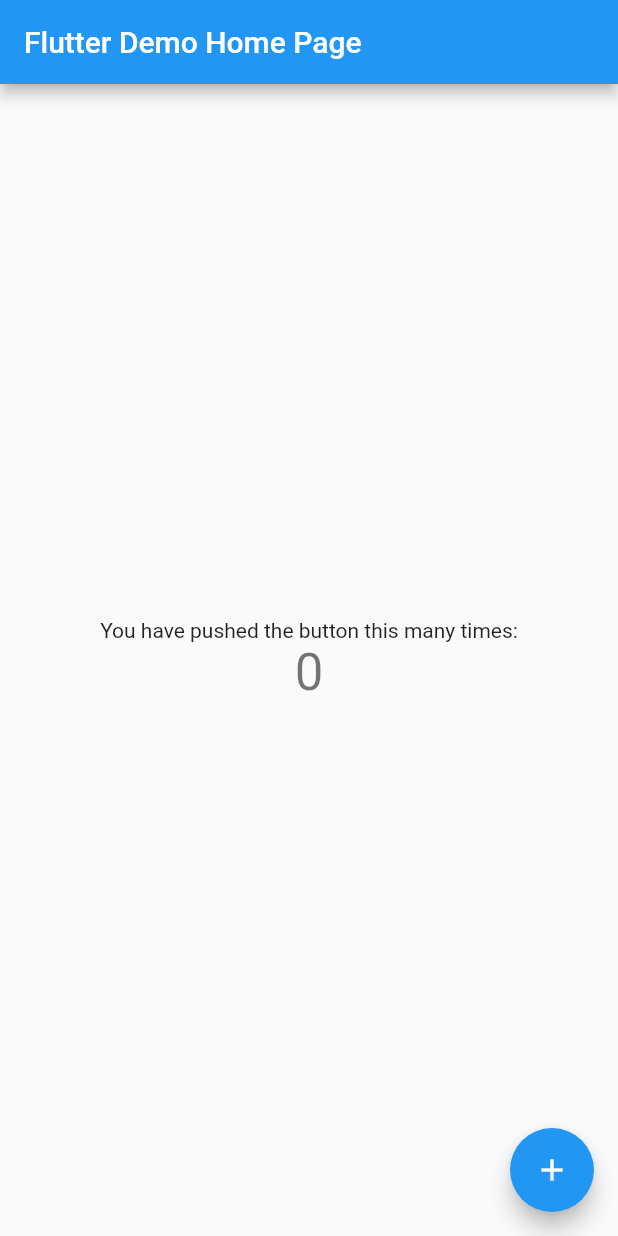
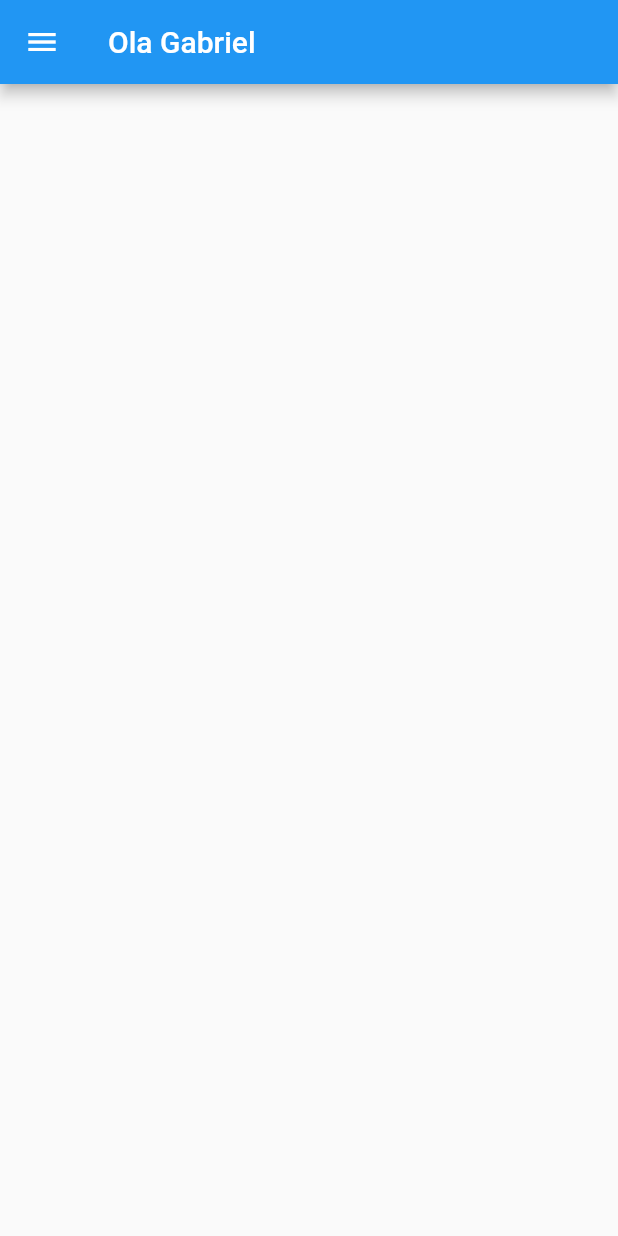
Before and after one commit to gabrieldev6/trilha_do_sol, a Flutter app: the screen it shows after launch, on a phone screen of 412 x 824 dp. Run offline on Flutter 3.47's test engine with Material 2 defaults, Android fonts, the light colour scheme and no system bars.

Commit message:
criacao da tela home

```diff
--- a/lib/main.dart
+++ b/lib/main.dart
@@ -1,116 +1,59 @@
 import 'package:flutter/material.dart';
 
 void main() {
-  runApp(MaterialApp(home: MyApp(), debugShowCheckedModeBanner: false, ));
-
+  runApp(MyApp());
 }
 
 class MyApp extends StatelessWidget {
-  const MyApp({Key? key}) : super(key: key);
-
-  // This widget is the root of your application.
   @override
   Widget build(BuildContext context) {
-    return MaterialApp(
-      title: 'Flutter Demo',
-      theme: ThemeData(
-        // This is the theme of your application.
-        //
-        // Try running your application with "flutter run". You'll see the
-        // application has a blue toolbar. Then, without quitting the app, try
-        // changing the primarySwatch below to Colors.green and then invoke
-        // "hot reload" (press "r" in the console where you ran "flutter run",
-        // or simply save your changes to "hot reload" in a Flutter IDE).
-        // Notice that the counter didn't reset back to zero; the application
-        // is not restarted.
-        primarySwatch: Colors.blue,
-      ),
-      home: const MyHomePage(title: 'Flutter Demo Home Page'),
+    return const MaterialApp(
+      home: HomePage(),
     );
   }
 }
 
-class MyHomePage extends StatefulWidget {
-  const MyHomePage({Key? key, required this.title}) : super(key: key);
+class HomePage extends StatelessWidget {
+  final int _selectedDestination = 1;
 
-  // This widget is the home page of your application. It is stateful, meaning
-  // that it has a State object (defined below) that contains fields that affect
-  // how it looks.
-
-  // This class is the configuration for the state. It holds the values (in this
-  // case the title) provided by the parent (in this case the App widget) and
-  // used by the build method of the State. Fields in a Widget subclass are
-  // always marked "final".
-
-  final String title;
-
-  @override
-  State<MyHomePage> createState() => _MyHomePageState();
-}
-
-class _MyHomePageState extends State<MyHomePage> {
-  int _counter = 0;
-
-  void _incrementCounter() {
-    setState(() {
-      // This call to setState tells the Flutter framework that something has
-      // changed in this State, which causes it to rerun the build method below
-      // so that the display can reflect the updated values. If we changed
-      // _counter without calling setState(), then the build method would not be
-      // called again, and so nothing would appear to happen.
-      _counter++;
-    });
-  }
+  const HomePage({Key? key}) : super(key: key);
 
   @override
   Widget build(BuildContext context) {
-    // This method is rerun every time setState is called, for instance as done
-    // by the _incrementCounter method above.
-    //
-    // The Flutter framework has been optimized to make rerunning build methods
-    // fast, so that you can just rebuild anything that needs updating rather
-    // than having to individually change instances of widgets.
+    String user = 'Gabriel';
+    final theme = Theme.of(context);
+    final textTheme = theme.textTheme;
     return Scaffold(
       appBar: AppBar(
-        // Here we take the value from the MyHomePage object that was created by
-        // the App.build method, and use it to set our appbar title.
-        title: Text(widget.title),
+        title: Text("Ola ${user}"),
       ),
-      body: Center(
-        // Center is a layout widget. It takes a single child and positions it
-        // in the middle of the parent.
-        child: Column(
-          // Column is also a layout widget. It takes a list of children and
-          // arranges them vertically. By default, it sizes itself to fit its
-          // children horizontally, and tries to be as tall as its parent.
-          //
-          // Invoke "debug painting" (press "p" in the console, choose the
-          // "Toggle Debug Paint" action from the Flutter Inspector in Android
-          // Studio, or the "Toggle Debug Paint" command in Visual Studio Code)
-          // to see the wireframe for each widget.
-          //
-          // Column has various properties to control how it sizes itself and
-          // how it positions its children. Here we use mainAxisAlignment to
-          // center the children vertically; the main axis here is the vertical
-          // axis because Columns are vertical (the cross axis would be
-          // horizontal).
-          mainAxisAlignment: MainAxisAlignment.center,
+      drawer: Drawer(
+        child: ListView(
+          padding: EdgeInsets.zero,
           children: <Widget>[
-            const Text(
-              'You have pushed the button this many times:',
+            Padding(
+              padding: const EdgeInsets.all(16.0),
+              child: Text('header', style: textTheme.headline6),
             ),
-            Text(
-              '$_counter',
-              style: Theme.of(context).textTheme.headline4,
+            const Divider(
+              height: 1,
+              thickness: 1,
+            ),
+            ListTile(
+              leading: const Icon(Icons.favorite),
+              title: const Text('item 1'),
+              selected: _selectedDestination == 0,
+              //onTap: () => selectDestination(0),
+            ),
+            ListTile(
+              leading: const Icon(Icons.delete),
+              title: const Text('item 2'),
+              selected: _selectedDestination == 0,
+              //onTap: () => selectDestination(0),
             ),
           ],
         ),
       ),
-      floatingActionButton: FloatingActionButton(
-        onPressed: _incrementCounter,
-        tooltip: 'Increment',
-        child: const Icon(Icons.add),
-      ), // This trailing comma makes auto-formatting nicer for build methods.
     );
   }
 }
```
Also changed, not shown: 1 other file.
